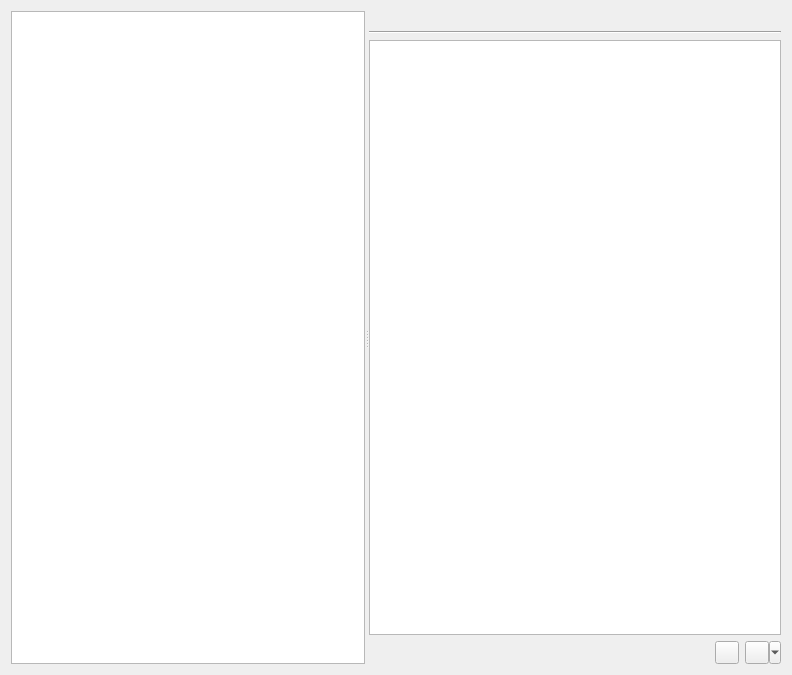
Old version of the form libs/datapackutils/widgets/packmanager.ui in the repository FreeHealth/freehealth.
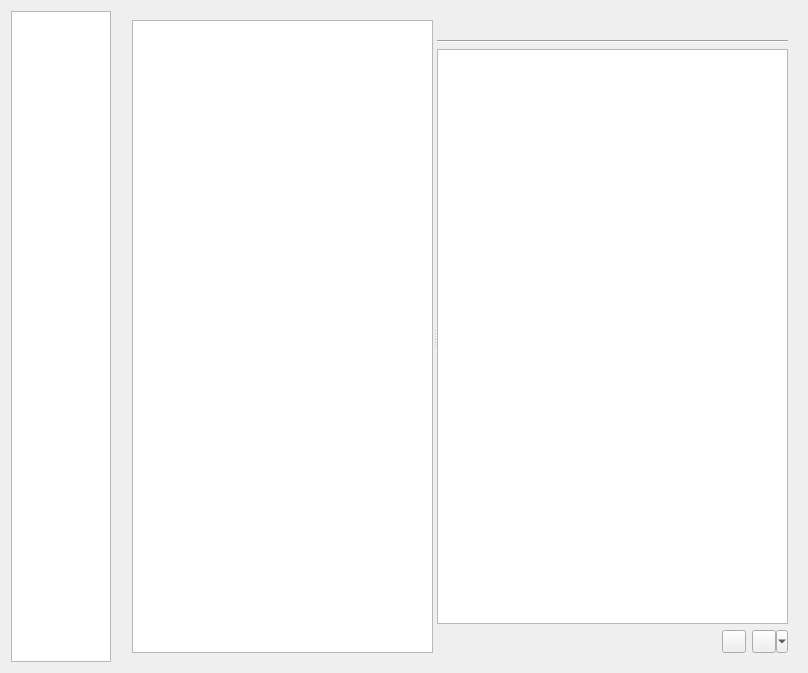
New version of the form. Custom widgets are drawn as their Qt base class.

Commit message: A category listwidget menu appears, used to switch betweens packs and servers. Not finished yet.

Diff of the .ui file:
```diff
--- a/libs/datapackutils/widgets/packmanager.ui
+++ b/libs/datapackutils/widgets/packmanager.ui
@@ -6,8 +6,8 @@
    <rect>
     <x>0</x>
     <y>0</y>
-    <width>792</width>
-    <height>675</height>
+    <width>808</width>
+    <height>673</height>
    </rect>
   </property>
   <property name="windowTitle">
@@ -15,9 +15,50 @@
   </property>
   <layout class="QGridLayout" name="gridLayout">
    <item row="0" column="0">
-    <layout class="QHBoxLayout" name="toolbarLayout"/>
+    <widget class="CategoryListWidget" name="listWidgetMenu">
+     <property name="sizePolicy">
+      <sizepolicy hsizetype="Fixed" vsizetype="Expanding">
+       <horstretch>0</horstretch>
+       <verstretch>0</verstretch>
+      </sizepolicy>
+     </property>
+     <property name="maximumSize">
+      <size>
+       <width>100</width>
+       <height>16777215</height>
+      </size>
+     </property>
+     <property name="iconSize">
+      <size>
+       <width>32</width>
+       <height>32</height>
+      </size>
+     </property>
+     <property name="movement">
+      <enum>QListView::Static</enum>
+     </property>
+     <property name="viewMode">
+      <enum>QListView::ListMode</enum>
+     </property>
+     <property name="currentRow">
+      <number>-1</number>
+     </property>
+    </widget>
    </item>
-   <item row="1" column="0">
+   <item row="0" column="1">
+    <widget class="QStackedWidget" name="stackedWidget">
+     <property name="sizePolicy">
+      <sizepolicy hsizetype="Preferred" vsizetype="Preferred">
+       <horstretch>1</horstretch>
+       <verstretch>0</verstretch>
+      </sizepolicy>
+     </property>
+     <property name="currentIndex">
+      <number>0</number>
+     </property>
+     <widget class="QWidget" name="pagePacks">
+      <layout class="QGridLayout" name="gridLayout_3">
+       <item row="1" column="1">
     <widget class="QSplitter" name="splitter">
      <property name="orientation">
       <enum>Qt::Horizontal</enum>
@@ -39,7 +80,7 @@
        <enum>QAbstractItemView::ScrollPerPixel</enum>
       </property>
      </widget>
-     <widget class="QWidget" name="">
+         <widget class="QWidget" name="layoutWidget">
       <layout class="QGridLayout" name="gridLayout_2">
        <item row="1" column="0">
         <widget class="Line" name="line_2">
@@ -105,20 +146,23 @@
      </widget>
     </widget>
    </item>
-  </layout>
-  <zorder>splitter_2</zorder>
-  <zorder>installToolButton</zorder>
-  <zorder>packName</zorder>
-  <zorder>horizontalSpacer</zorder>
-  <zorder>line_2</zorder>
-  <zorder>packSummary</zorder>
-  <zorder>toolButton_2</zorder>
-  <zorder>horizontalLayoutWidget</zorder>
-  <zorder>packSummary</zorder>
-  <zorder>packName</zorder>
-  <zorder>line_2</zorder>
-  <zorder>packName</zorder>
- </widget>
+       <item row="0" column="0" colspan="2">
+        <layout class="QHBoxLayout" name="toolbarLayout"/>
+       </item>
+      </layout>
+     </widget>
+     <widget class="QWidget" name="pageServers"/>
+    </widget>
+   </item>
+  </layout>
+ </widget>
+ <customwidgets>
+  <customwidget>
+   <class>CategoryListWidget</class>
+   <extends>QListWidget</extends>
+   <header>categorylistwidget.h</header>
+  </customwidget>
+ </customwidgets>
  <resources/>
  <connections/>
 </ui>
```
Lines whose indentation alone changed are shown as unchanged. The commit also changes 5 other files.
